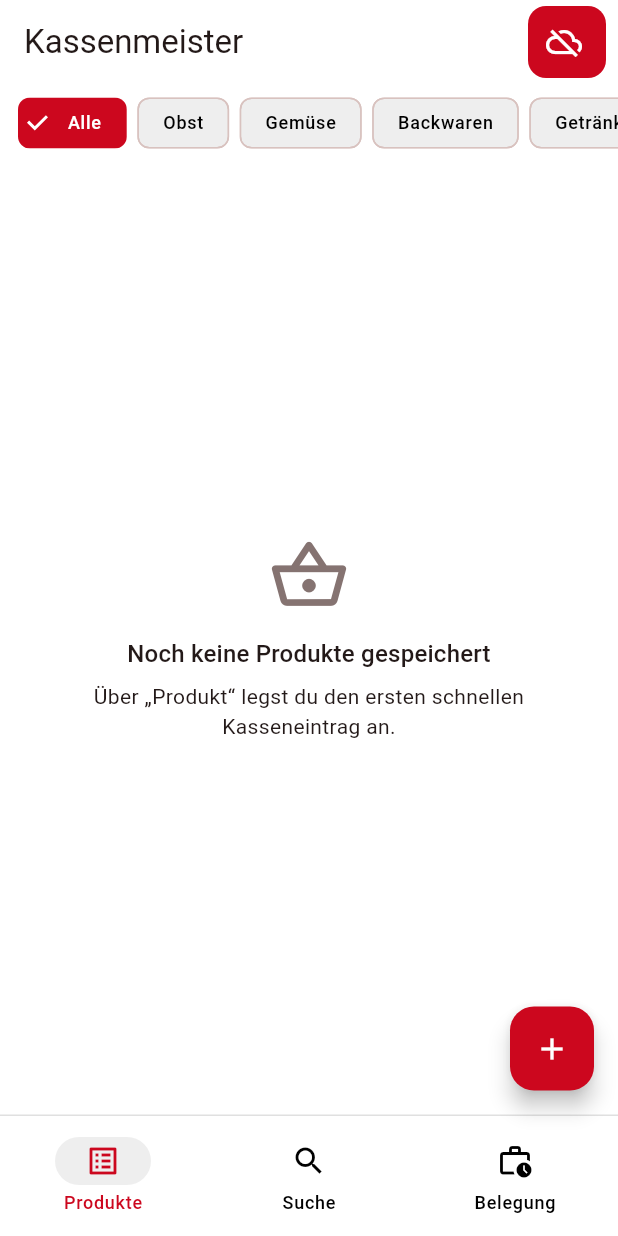
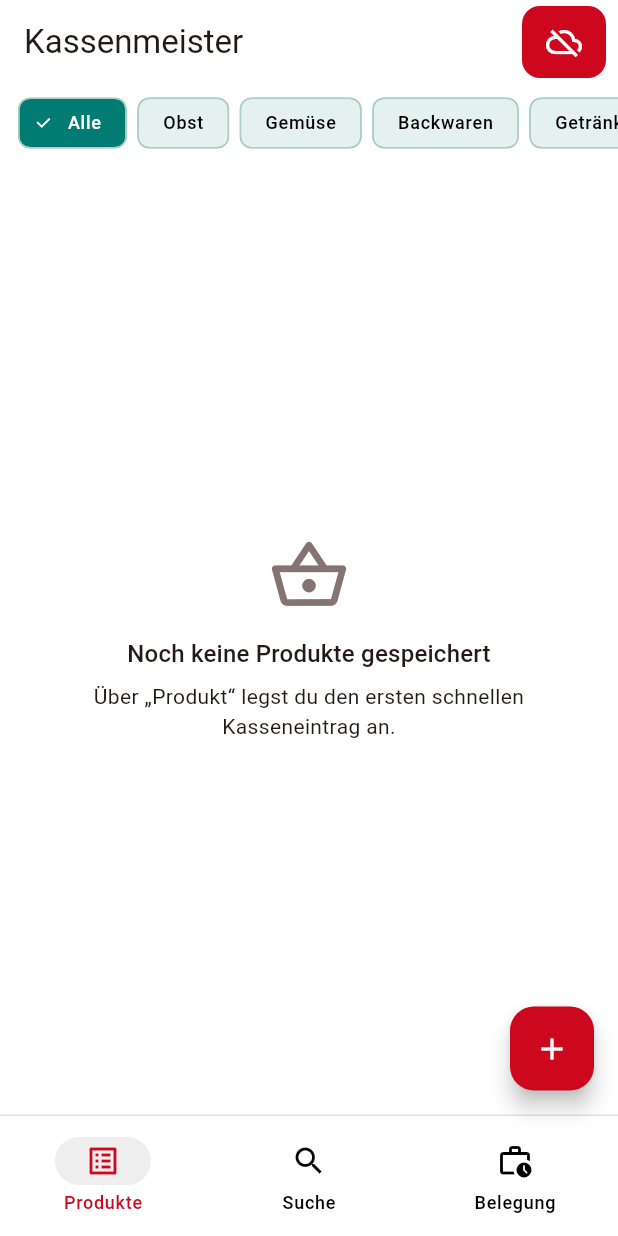
Before and after one commit to spezian/rewe-plu-assistent, a Flutter app: the screen it shows after launch, on a phone screen of 412 x 824 dp. Run offline on Flutter 3.47's test engine with Material 3 defaults, Android fonts, the phone set to English and light mode, and no system bars; our stand-ins replace barcode_widget, connectivity_plus, image_picker, sqflite, sqflite_common_ffi_web, supabase_flutter and 1 more; missing offline and left inert: mobile_scanner, screen_brightness; accounts and stored records are empty.

Commit message:
Make viewer design more uniform

```diff
--- a/lib/core/app_constants.dart
+++ b/lib/core/app_constants.dart
@@ -27,6 +27,9 @@ const supabaseLegacyAnonKey = String.fromEnvironment('SUPABASE_ANON_KEY');
 const unsplashAccessKey = String.fromEnvironment('UNSPLASH_ACCESS_KEY');
 
 const reweRed = Color(0xffcc071e);
+const reweOnTeal = Color(0xff007c72);
+const reweTeal = Color(0xffaacdc9);
+const reweTealContainer = Color(0xffe5f1ef);
 
 String get supabaseClientKey => supabasePublishableKey.trim().isNotEmpty
     ? supabasePublishableKey.trim()
--- a/lib/main.dart
+++ b/lib/main.dart
@@ -94,6 +94,12 @@ class _RewePluAppState extends State<RewePluApp> with WidgetsBindingObserver {
             selectionColor: Colors.grey[400]!,
             selectionHandleColor: reweRed,
           ),
+          filledButtonTheme: FilledButtonThemeData(
+            style: FilledButton.styleFrom(
+              backgroundColor: reweRed,
+              foregroundColor: Colors.white,
+            ),
+          ),
           cardTheme: const CardThemeData(
             margin: EdgeInsets.zero,
             clipBehavior: Clip.antiAlias,
@@ -104,16 +110,14 @@ class _RewePluAppState extends State<RewePluApp> with WidgetsBindingObserver {
             fillColor: Colors.white,
           ),
           chipTheme: ChipThemeData(
-            backgroundColor: Colors.grey[200]!,
-            selectedColor: reweRed,
-            labelStyle: Theme.of(context).textTheme.labelMedium!.copyWith(
-              color: Colors.black,
-            ),
-            secondaryLabelStyle: Theme.of(context).textTheme.labelMedium!.copyWith(
-                  color: Colors.white,
-                ),
+            backgroundColor: reweTealContainer,
+            selectedColor: reweOnTeal,
+            side: BorderSide(color: reweTeal, width: 1),
+            labelStyle: Theme.of(context).textTheme.labelMedium!
+                .copyWith(color: Colors.black),
+            secondaryLabelStyle: Theme.of(context).textTheme.labelMedium!
+                .copyWith(color: Colors.white),
             checkmarkColor: Colors.white,
-            avatarBoxConstraints: BoxConstraints.expand(width: 24, height: 24)
           ),
         ),
         home: const HomeScreen(),
--- a/lib/screens/home_screen.dart
+++ b/lib/screens/home_screen.dart
@@ -127,9 +127,9 @@ class _SyncButton extends StatelessWidget {
   Widget build(BuildContext context) {
     if (controller.syncState == AppSyncState.syncing) {
       return const Padding(
-        padding: EdgeInsets.all(14),
+        padding: EdgeInsets.only(left: 16, right: 10),
         child: SizedBox.square(
-          dimension: 20,
+          dimension: 18,
           child: CircularProgressIndicator(
               strokeWidth: 2.5,
             color: Colors.white,
@@ -146,6 +146,8 @@ class _SyncButton extends StatelessWidget {
       label: Text(
         controller.pendingChanges > 99 ? '99+' : '${controller.pendingChanges}',
       ),
+      child: Padding(
+        padding: const EdgeInsets.only(left: 4.0),
         child: IconButton(
           tooltip: localOnly
               ? 'Nur lokal – Supabase nicht eingerichtet'
@@ -154,6 +156,7 @@ class _SyncButton extends StatelessWidget {
               : isError
               ? 'Sync-Fehler'
               : 'Jetzt synchronisieren',
+          color: Colors.white,
           onPressed: () {
             if (localOnly) {
               showDialog<void>(
@@ -196,7 +199,7 @@ class _SyncButton extends StatelessWidget {
                 : isError
                 ? Icons.cloud_off
                 : Icons.cloud_done_outlined,
-          color: Colors.white,
+          ),
         ),
       ),
     );
@@ -438,9 +441,12 @@ class _ProductListPageState extends State<ProductListPage>
               Padding(
                 padding: const EdgeInsets.only(right: 7),
                 child: ChoiceChip(
-                  avatar: const Icon(Icons.history, size: 18),
+                  avatar: StatefulBuilder(builder: (context, setState) {
+                    return Icon(Icons.history, size: 18, color: _category == 'Veraltet' ? Colors.white : Colors.black);
+                  }),
                   label: const Text('Veraltet'),
                   selected: _category == 'Veraltet',
+                  showCheckmark: false,
                   onSelected: (_) => setState(() => _category = 'Veraltet'),
                 ),
               ),
```
Also changed, not shown: lib/screens/barcode_screen.dart (+8 -3 lines), lib/screens/search_screen.dart (+110 -47 lines), lib/widgets/product_badge.dart (added, +49 -0 lines), lib/widgets/product_card.dart (+11 -57 lines). Lines whose indentation alone changed are shown as unchanged.
